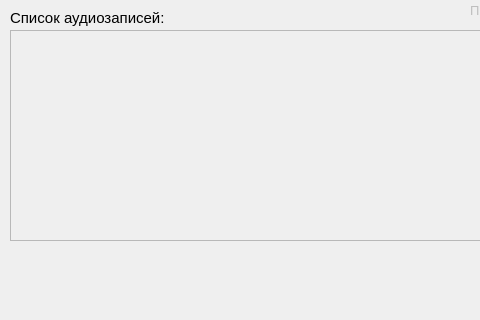
Qt form audio.ui (qwertyadrian/vk-music-downloader) before a commit; both pictures show x 0 to 480 and y 170 to 490 of the 780 by 490 pixel window.
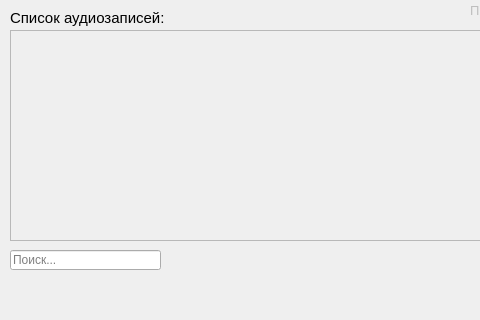
The same form after that commit. Icons and pictures are not drawn.

Commit message: Обновлние 0.5.0 - Реализован поиск среди аудиозаписей пользователя - Добавлено немного рандома - Испрвления багов

Diff of the .ui file:
```diff
--- a/audio.ui
+++ b/audio.ui
@@ -320,6 +320,19 @@
      </property>
     </column>
    </widget>
+   <widget class="QLineEdit" name="search">
+    <property name="geometry">
+     <rect>
+      <x>10</x>
+      <y>420</y>
+      <width>151</width>
+      <height>20</height>
+     </rect>
+    </property>
+    <property name="placeholderText">
+     <string>Поиск...</string>
+    </property>
+   </widget>
   </widget>
  </widget>
  <resources/>
```
The commit also changes 2 other files.
